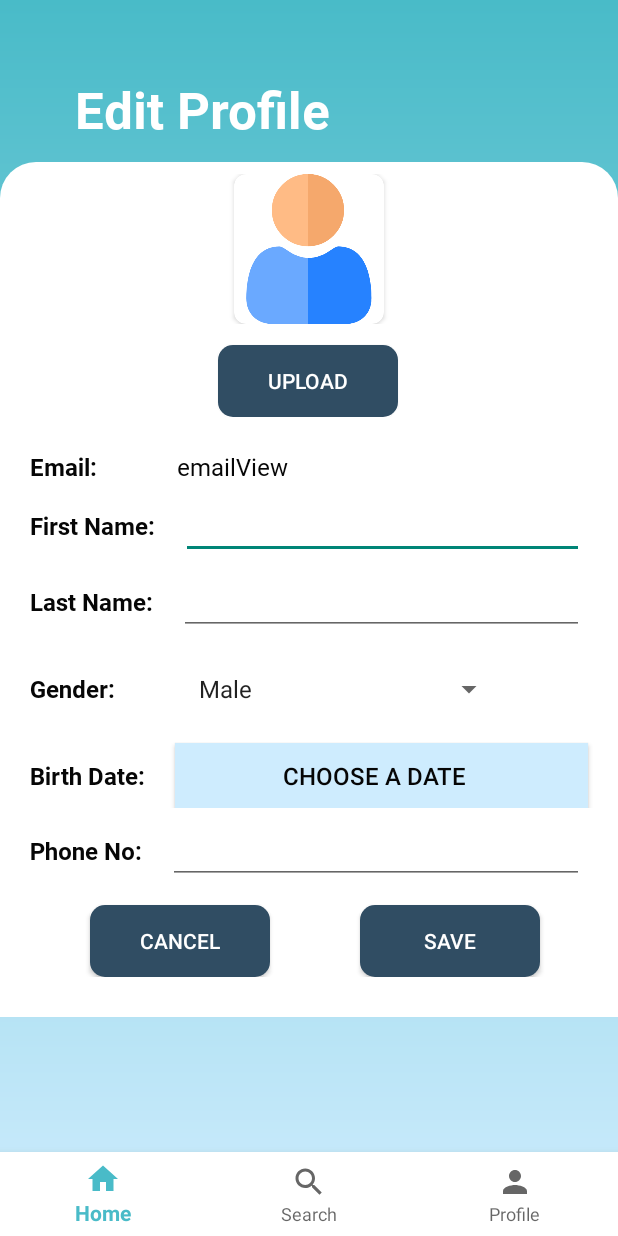
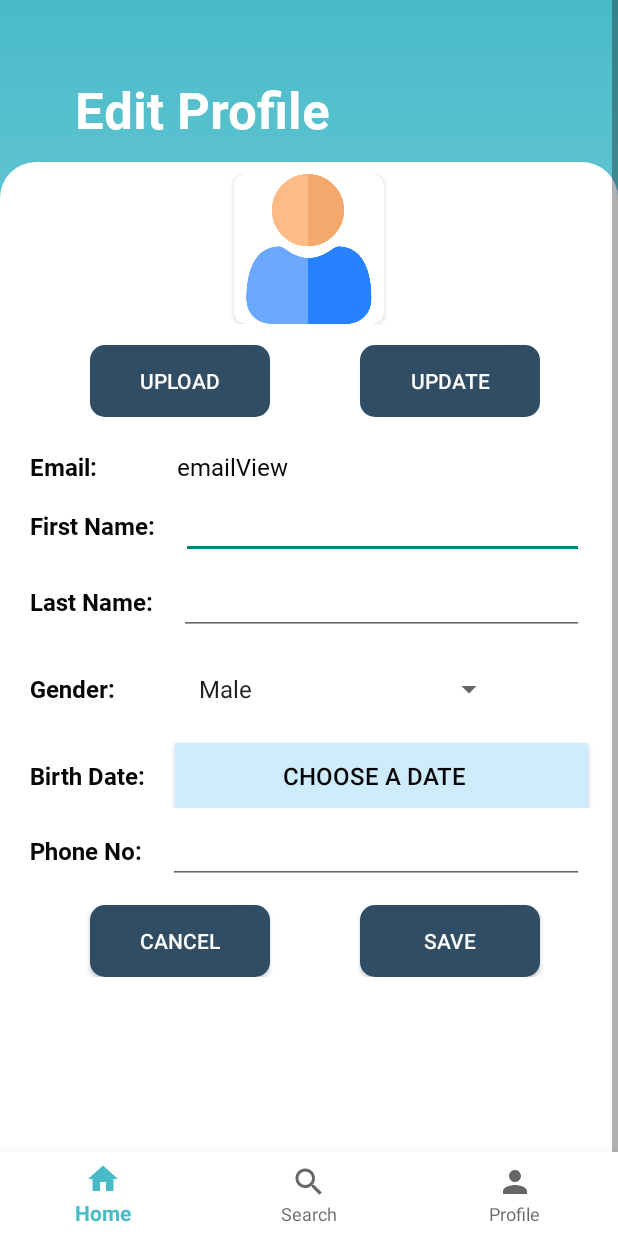
Before and after one commit to infinitesekai/Instinct_Digital_Library, an Android app: the Edit_Profile screen opened directly, with no data from a screen before it, on a phone screen of 412 x 824 dp. Run offline under Robolectric (Android 15) with nearby library versions, the phone set to English and light mode, and no system bars; 8 statements that could not run were skipped.

Commit message:
profile upload

```diff
--- a/app/src/main/java/com/example/digital_library/Edit_Profile.java
+++ b/app/src/main/java/com/example/digital_library/Edit_Profile.java
@@ -40,6 +40,7 @@ import com.google.android.material.bottomnavigation.BottomNavigationView;
 
 import java.util.ArrayList;
 
+import static com.example.digital_library.util.Utils.getByte;
 import static com.example.digital_library.util.Utils.getImage;
 
 public class Edit_Profile extends AppCompatActivity implements DatePickerDialog.OnDateSetListener {
@@ -53,7 +54,8 @@ public class Edit_Profile extends AppCompatActivity implements DatePickerDialog.
     private EditText phoneEdit;//phone edit filed
     private Button cancelBtn;//cance button
     private Button saveBtn;//save button
-    private Button uploadBtn;//save button
+    private Button uploadBtn;//
+    private Button updateBtn;
     private int lastfragment;
     private byte[] photoImage;
     private ImageView photo;
@@ -62,6 +64,8 @@ public class Edit_Profile extends AppCompatActivity implements DatePickerDialog.
     String selectedGender="";
 
     private User currentUser;
+    public static final int SELECT_PHOTO=7777;
+
 
     @Override
     protected void onCreate(Bundle savedInstanceState) {
@@ -69,6 +73,7 @@ public class Edit_Profile extends AppCompatActivity implements DatePickerDialog.
         lastfragment=0;
         super.onCreate(savedInstanceState);
         setContentView(R.layout.activity_edit_profile);
+
 
         //get intent for current user
         currentUser = (User) getIntent().getSerializableExtra("user");
@@ -93,6 +98,7 @@ public class Edit_Profile extends AppCompatActivity implements DatePickerDialog.
         cancelBtn = findViewById(R.id.btncancel);
         saveBtn = findViewById(R.id.btnsave);
         uploadBtn = findViewById(R.id.btnupload);
+        updateBtn = findViewById(R.id.btnupdate);
         photo= findViewById(R.id.photo);
 
         //get intent for current user
@@ -103,15 +109,22 @@ public class Edit_Profile extends AppCompatActivity implements DatePickerDialog.
         lastnameEdit.setText(currentUser.getLastname());
         phoneEdit.setText(currentUser.getPhoneNo());
         dateBtn.setText(currentUser.getBdate());
-        photoImage= currentUser.getPhoto();
-        if(photoImage!=null){
-            photo.setImageBitmap(getImage(photoImage));
-        }
+
+
+//        photoImage= currentUser.getPhoto();
+//        if(photoImage!=null){
+//            photo.setImageBitmap(getImage(photoImage));
+//        }
+
 
         //initiate database access and open database
         DatabaseAccess DB = DatabaseAccess.getInstance(this);
         DB.open();
 
+        photoImage= DB.getPic(currentUser.getEmail());
+        if(photoImage!=null){
+            photo.setImageBitmap(getImage(photoImage));
+        }
 
         //school list spinner-school list from database
         ArrayAdapter genderaa = new ArrayAdapter(this,android.R.layout.simple_list_item_1,gender);
@@ -135,10 +148,32 @@ public class Edit_Profile extends AppCompatActivity implements DatePickerDialog.
             @Override
             public void onClick(View v) {
                 Intent intent=new Intent(Intent.ACTION_PICK);
-                intent.setType("images/*");
-               // startActivityForResult(intent,SELECT_PHOTO);
+                intent.setType("image/*");
+               startActivityForResult(intent,SELECT_PHOTO);
             }
         });
+
+        updateBtn.setOnClickListener(new View.OnClickListener() {
+            @Override
+            public void onClick(View v) {
+                //convert source of image view to bitmap
+                Bitmap bitmap=((BitmapDrawable)photo.getDrawable()).getBitmap();
+                boolean update;
+               update=DB.addPhoto(currentUser.getEmail(),getByte(bitmap));
+                if (update) {
+                    Toast.makeText(Edit_Profile.this,"Updated. Saved.",Toast.LENGTH_SHORT).show();
+
+
+                } else {
+                    Toast.makeText(Edit_Profile.this,"Save failed",Toast.LENGTH_SHORT).show();
+                }
+
+
+
+            }
+        });
+
+
 
         //click date and show calendar
         dateBtn.setOnClickListener(new View.OnClickListener() {
@@ -205,40 +240,15 @@ public class Edit_Profile extends AppCompatActivity implements DatePickerDialog.
 
 
 
-//    @Override
-//    protected void onActivityResult(int requestCode, int resultCode, @Nullable @org.jetbrains.annotations.Nullable Intent data) {
-//        super.onActivityResult(requestCode, resultCode, data);
-//        if(requestCode==SELECT_PHOTO && resultCode==RESULT_OK && data !=null){
-//            Uri pickedImage=data.getData();
-//            photo.setImageURI(pickedImage);
-//            DatabaseAccess DB = DatabaseAccess.getInstance(this);
-//            DB.open();
-//            //convert source of image view to bitmap
-//            Bitmap bitmap=((BitmapDrawable)photo.getDrawable()).getBitmap();
-//
-//            //create dialog to save
-//            AlertDialog.Builder builder=new AlertDialog.Builder(Edit_Profile.this);
-//            builder.setTitle("Confirm?");
-//
-//            builder.setNegativeButton("Cancel", new DialogInterface.OnClickListener() {
-//                @Override
-//                public void onClick(DialogInterface dialog, int which) {
-//                    dialog.dismiss();
-//                }
-//            });
-//
-//            builder.setPositiveButton("OK", new DialogInterface.OnClickListener() {
-//                @Override
-//                public void onClick(DialogInterface dialog, int which) {
-//                    DB.addPhoto(currentUser.getEmail(), Utils.getByte(bitmap));
-//                    Toast.makeText(Edit_Profile.this,"Uploaded!", Toast.LENGTH_SHORT).show();
-//                }
-//            });
-//
-//
-//
-//        }
-//    }
+    @Override
+    protected void onActivityResult(int requestCode, int resultCode, @Nullable @org.jetbrains.annotations.Nullable Intent data) {
+        super.onActivityResult(requestCode, resultCode, data);
+        if(requestCode==SELECT_PHOTO && resultCode==RESULT_OK && data !=null){
+            Uri pickedImage=data.getData();
+            photo.setImageURI(pickedImage);
+
+        }
+    }
 
     @Override
     public void onDateSet(DatePicker datePicker, int i, int i1, int i2) {
@@ -315,7 +325,7 @@ public class Edit_Profile extends AppCompatActivity implements DatePickerDialog.
                     bundle = new Bundle();
                     bundle.putSerializable("user",currentUser);//pass the value
                     selectedFragment.setArguments(bundle);
-                    //lastfragment = R.id.nav_profile;
+                    lastfragment = R.id.nav_profile;
                     break;
                 case R.id.nav_search:
                     bundle = new Bundle();
--- a/app/src/main/java/com/example/digital_library/Profile.java
+++ b/app/src/main/java/com/example/digital_library/Profile.java
@@ -42,6 +42,10 @@ public class Profile extends Fragment {
         DB = DatabaseAccess.getInstance(getContext());
         DB.open();
         initViews(view);
+        photoImage= DB.getPic(currentUser.getEmail());
+        if(photoImage!=null){
+            photo.setImageBitmap(getImage(photoImage));
+        }
         return view;
     }
 
--- a/app/src/main/res/layout/activity_edit_profile.xml
+++ b/app/src/main/res/layout/activity_edit_profile.xml
@@ -22,7 +22,10 @@
         app:layout_constraintStart_toStartOf="parent"
         app:layout_constraintTop_toTopOf="parent" />
 
-
+    <ScrollView
+        android:layout_width="match_parent"
+        android:layout_height="match_parent"
+        android:fillViewport="true">
 
         <RelativeLayout
             android:layout_width="match_parent"
@@ -32,7 +35,7 @@
             <View
                 android:id="@+id/bg_round_rec"
                 android:layout_width="match_parent"
-                android:layout_height="570dp"
+                android:layout_height="670dp"
                 android:layout_marginTop="108dp"
                 android:layout_marginBottom="50dp"
                 android:background="@drawable/bg_round_rec"
@@ -86,15 +89,24 @@
                     android:orientation="horizontal"
                     android:padding="10dp">
 
-
                     <Button
                         android:id="@+id/btnupload"
                         android:layout_width="120dp"
                         android:layout_height="wrap_content"
+                        android:layout_marginLeft="50dp"
                         android:layout_marginTop="4dp"
-                        android:layout_marginLeft="135dp"
                         android:background="@drawable/rounded_btn_black"
                         android:text="upload"
+                        android:textColor="@color/white" />
+
+                    <Button
+                        android:id="@+id/btnupdate"
+                        android:layout_width="120dp"
+                        android:layout_height="wrap_content"
+                        android:layout_marginTop="4dp"
+                        android:layout_marginLeft="60dp"
+                        android:background="@drawable/rounded_btn_black"
+                        android:text="update"
                         android:textColor="@color/white" />
                 </LinearLayout>
 
@@ -332,7 +344,7 @@
 
             </androidx.appcompat.widget.LinearLayoutCompat>
         </RelativeLayout>
-
+    </ScrollView>
 
     <FrameLayout
         android:id="@+id/fragment_container"
```
Also changed, not shown: app/src/main/java/com/example/digital_library/DatabaseAccess.java (+29 -11 lines), 1 other file.
